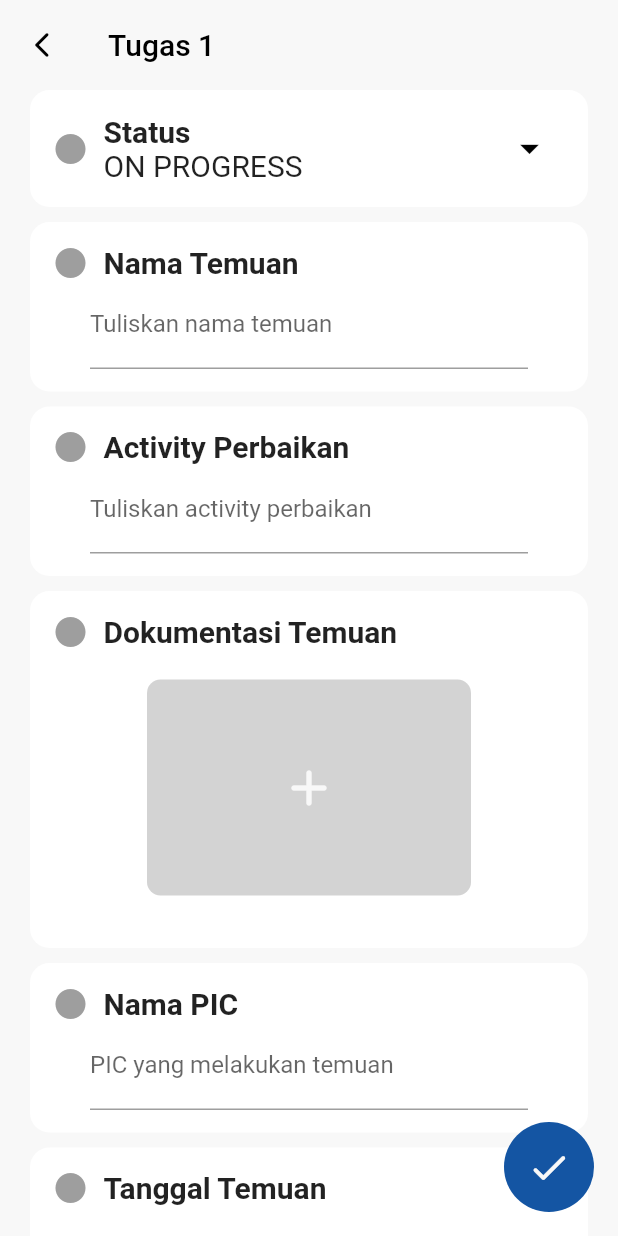
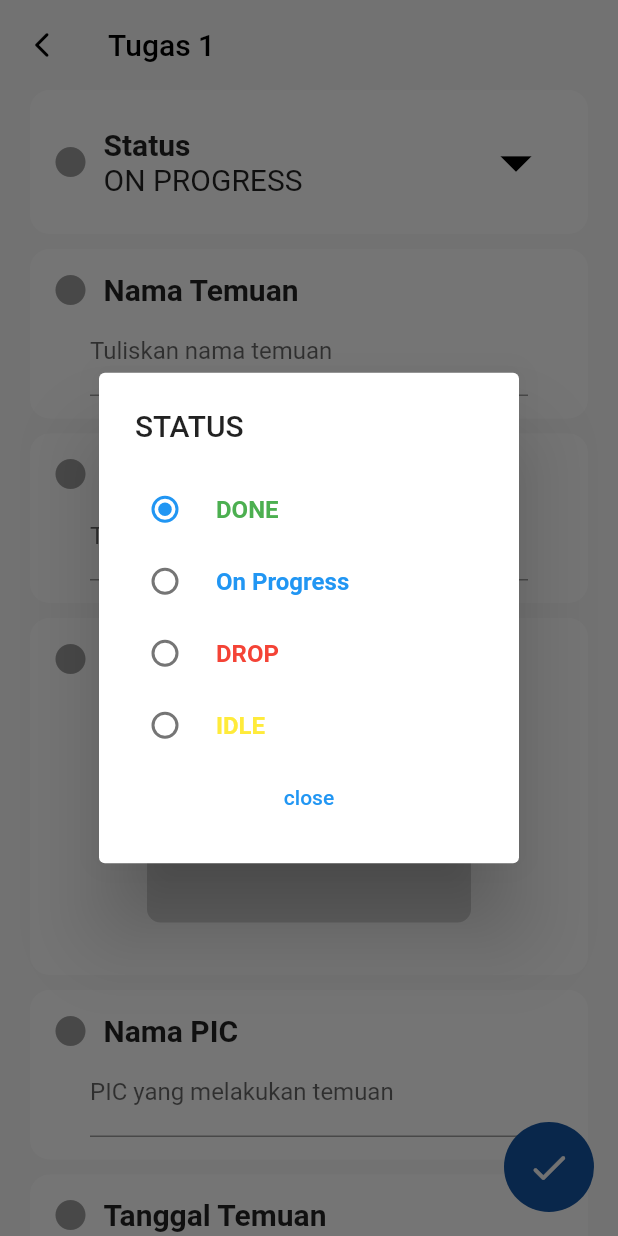
Before and after one commit to rifaldho2001/Astra_Apps, a Flutter app: the EditTugasView screen opened by its route, after a tap on the "arrow drop down" icon, on a phone screen of 412 x 824 dp. Run offline on Flutter 3.47's test engine with Material 2 defaults, Android fonts, the phone set to English and light mode, and no system bars; our stand-ins replace cloud_firestore, firebase_core, get, google_fonts; accounts and stored records are empty.

Commit message:
update status

```diff
--- a/lib/app/modules/edit_tugas/views/edit_tugas_view.dart
+++ b/lib/app/modules/edit_tugas/views/edit_tugas_view.dart
@@ -4,9 +4,19 @@ import 'package:get/get.dart';
 
 import '../controllers/edit_tugas_controller.dart';
 
-class EditTugasView extends GetView<EditTugasController> {
-  const EditTugasView({Key? key}) : super(key: key);
+enum Status { Done, OnProgress, Drop, Idle }
+
+class EditTugasView extends StatefulWidget {
+  // const EditTugasView(); // Make the constructor const
   @override
+  _EditTugasViewState createState() => _EditTugasViewState();
+}
+
+class _EditTugasViewState extends State<EditTugasView> {
+  int _value = 1;
+
+  @override
+
   Widget build(BuildContext context) {
     return Scaffold(
       backgroundColor: const Color(0xFFF8F8F8),
@@ -28,6 +38,7 @@ class EditTugasView extends GetView<EditTugasController> {
         padding: const EdgeInsets.symmetric(horizontal: 20, vertical: 0),
         child: ListView(
           children: <Widget>[
+
             Container(
               padding: EdgeInsets.all(15),
               decoration: BoxDecoration(
@@ -61,9 +72,76 @@ class EditTugasView extends GetView<EditTugasController> {
                   IconButton(
                     icon: Icon(Icons.arrow_drop_down),
                     color: Colors.black,
-                    iconSize: 30.0,
+                    iconSize: 50.0,
                     onPressed: () {
-                      // Aksi yang ingin Anda lakukan saat tombol ditekan
+                      showDialog(
+                      context: context ,
+                      builder: (context) => SimpleDialog(
+                        title: const Text("STATUS"),
+                        contentPadding: const EdgeInsets.all(20.0),
+                        children: [
+                          Row(children: [
+                            Radio(
+                            value: 1,
+                            groupValue: _value,
+                            onChanged: (int? value) {
+                              setState(() {
+                                _value = value!;
+                              });
+                            },
+                          ),
+                          SizedBox(width: 10.0),
+                          Text("DONE", style: TextStyle(color: Colors.green,fontWeight: FontWeight.bold),),
+                          ],
+                          ),
+                          Row(children: [
+                            Radio(
+                              value: 2,
+                              groupValue: _value,
+                             onChanged: (int? value) {
+                              setState(() {
+                                _value = value!;
+                              });
+                            },
+                            ),
+                            SizedBox(width: 10.0),
+                            Text("On Progress",style: TextStyle(color: Colors.blue,fontWeight: FontWeight.bold),),
+                          ],
+                          ),
+                          Row(children: [
+                            Radio(
+                              value: 3,
+                              groupValue: _value,
+                              onChanged: (int? value) {
+                              setState(() {
+                                _value = value!;
+                              });
+                            },
+                            ),
+                            SizedBox(width: 10.0),
+                            Text("DROP",style: TextStyle(color: Colors.red, fontWeight: FontWeight.bold),),
+                          ],
+                          ),
+                          Row(children: [
+                            Radio(
+                              value: 4,
+                              groupValue: _value,
+                                onChanged: (int? value) {
+                              setState(() {
+                                _value = value!;
+                              });
+                            },
+                            ),
+                            SizedBox(width: 10.0),
+                            Text("IDLE",style: TextStyle(color: Colors.yellow,fontWeight: FontWeight.bold),),
+                          ],
+                          ),
+                          TextButton(onPressed: (){
+                            Navigator.of(context).pop();
+                          }, child: const Text("close"))
+                        ],
+                      ),
+                   );
                     },
                   ),
                 ],
@@ -405,3 +483,5 @@ class EditTugasView extends GetView<EditTugasController> {
     );
   }
 }
+
+enum status {Done, OnProgress, Drop, IDLE}
--- a/lib/app/modules/tugas/views/tugas_view.dart
+++ b/lib/app/modules/tugas/views/tugas_view.dart
@@ -10,6 +10,7 @@ import '../../home/views/home_view.dart';
 class TugasView extends GetView<TugasController> {
   const TugasView({Key? key}) : super(key: key);
 
+  // int _value = 1;
 
   @override
   Widget build(BuildContext context) {
```
Also changed, not shown: lib/app/routes/app_pages.dart (+3 -4 lines).
